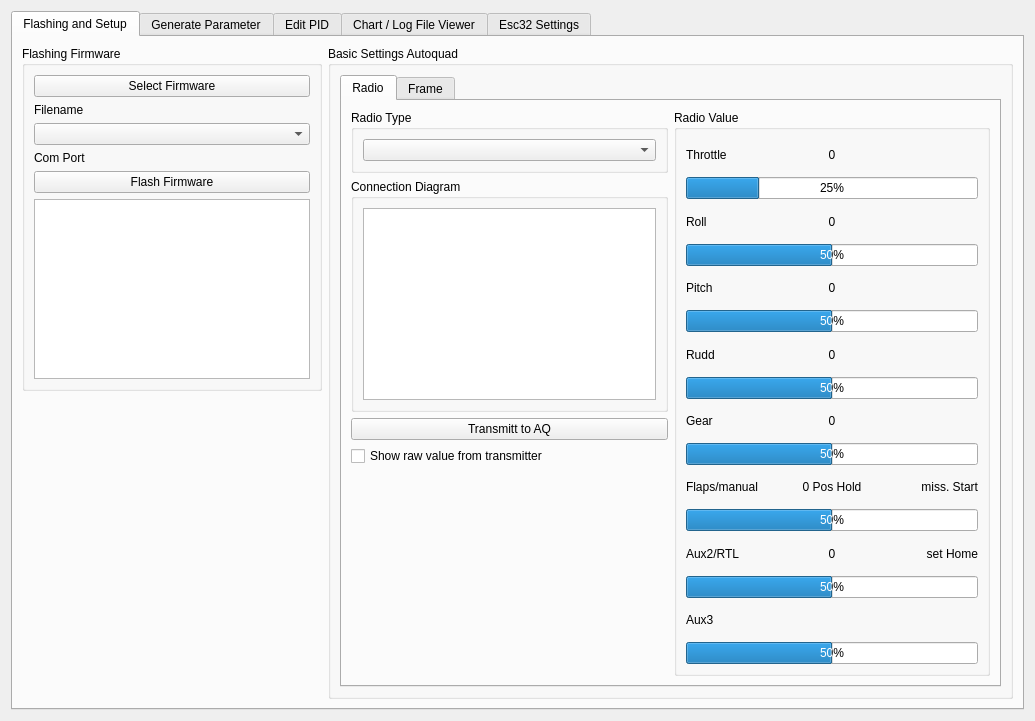
Old version of the form src/ui/qgcautoquad.ui in the repository mpaperno/qgroundcontrol_aq.
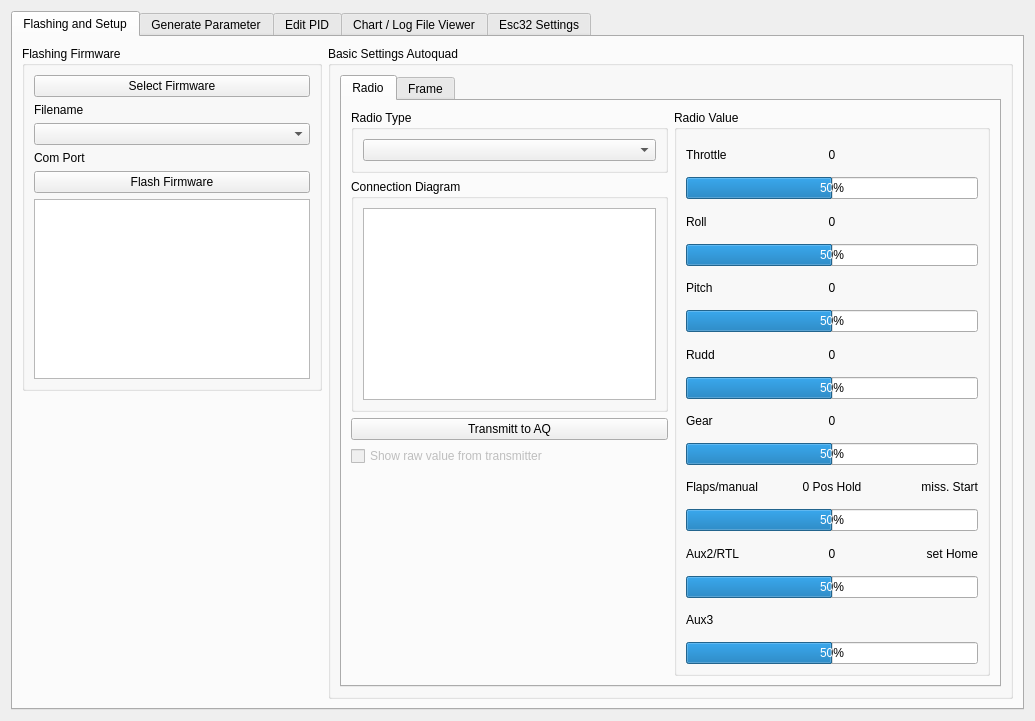
New version of the form. The open tabs and pages were chosen to show the change.

Commit message: -- changed the cal & sim3 -- prepared for esc32cal diagram

Diff of the .ui file:
```diff
--- a/src/ui/qgcautoquad.ui
+++ b/src/ui/qgcautoquad.ui
@@ -75,6 +75,9 @@
                 </item>
                 <item>
                  <widget class="QCheckBox" name="checkBox_raw_value">
+                  <property name="enabled">
+                   <bool>false</bool>
+                  </property>
                   <property name="text">
                    <string>Show raw value from transmitter</string>
                   </property>
@@ -132,10 +135,10 @@
                  <item>
                   <widget class="QProgressBar" name="progressBar_Throttle">
                    <property name="minimum">
-                    <number>-500</number>
+                    <number>-1024</number>
                    </property>
                    <property name="maximum">
-                    <number>1500</number>
+                    <number>1024</number>
                    </property>
                    <property name="value">
                     <number>0</number>
```
Left out of the diff: 72 changed lines with no effect on the pictures. The commit also changes 1 other file.
